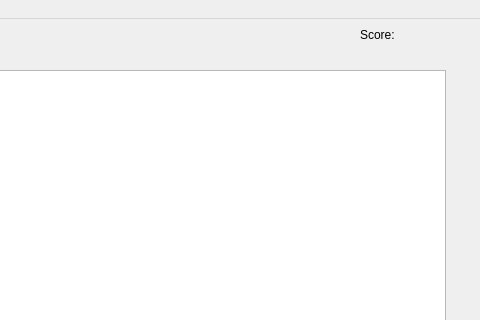
Above: mainwindow.ui from ConorCallanan2003/ZorkCPP before the change; both pictures show x 290 to 770 and y 0 to 320 of the 770 by 770 pixel window. Below: the same form after it.
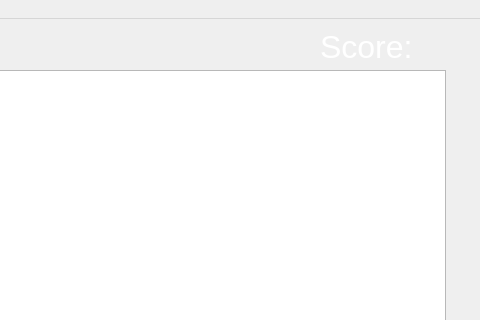
That is the form after the change.

The edit to the form file:
```diff
--- a/mainwindow.ui
+++ b/mainwindow.ui
@@ -50,14 +50,19 @@
    <widget class="QLabel" name="label">
     <property name="geometry">
      <rect>
-      <x>650</x>
-      <y>0</y>
-      <width>91</width>
+      <x>610</x>
+      <y>10</y>
+      <width>161</width>
       <height>31</height>
      </rect>
     </property>
+    <property name="font">
+     <font>
+      <pointsize>24</pointsize>
+     </font>
+    </property>
     <property name="text">
-     <string>Score: </string>
+     <string>&lt;html&gt;&lt;head/&gt;&lt;body&gt;&lt;p&gt;&lt;span style=&quot; color:#ffffff;&quot;&gt;Score: &lt;/span&gt;&lt;/p&gt;&lt;/body&gt;&lt;/html&gt;</string>
     </property>
    </widget>
   </widget>
```
